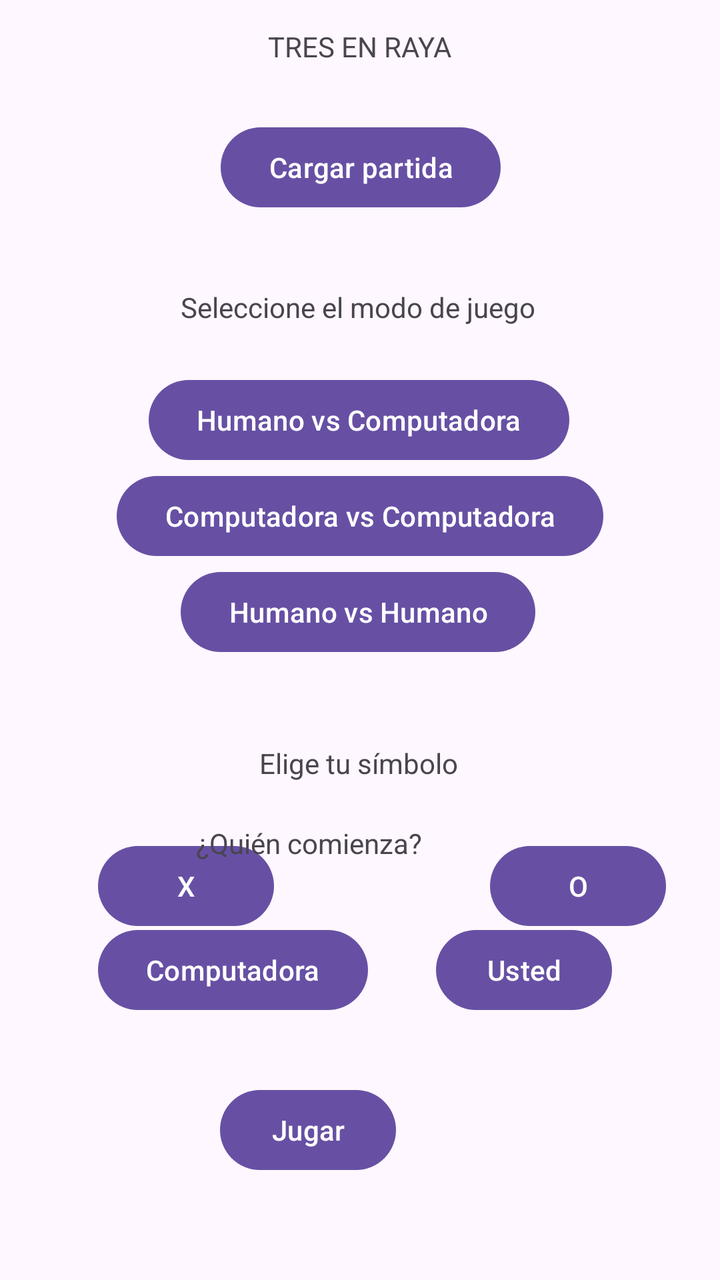
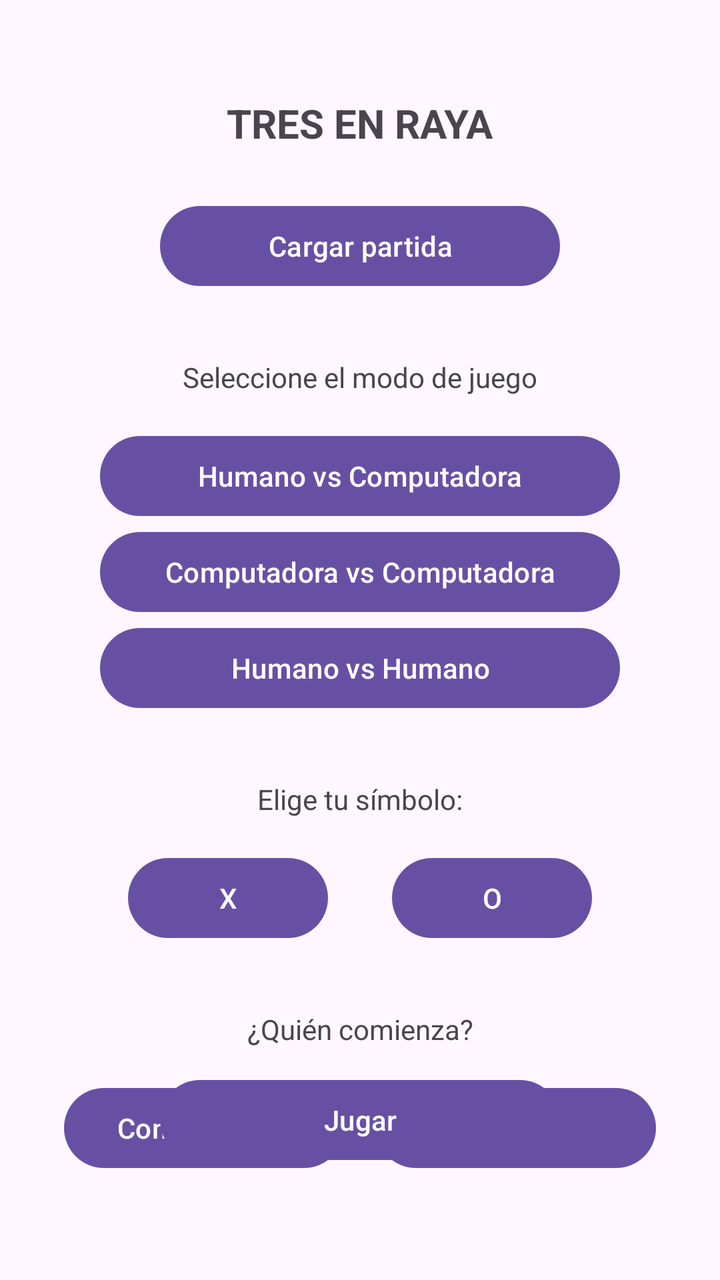

The first picture is an Android layout as it rendered before a commit; the second is the same layout after the commit. The layout source and the unified diff follow.
<!-- AndroidManifest.xml: application theme Theme.Tres_en_raya -->
<!-- res/layout/activity_main.xml -->
<?xml version="1.0" encoding="utf-8"?>
<androidx.constraintlayout.widget.ConstraintLayout xmlns:android="http://schemas.android.com/apk/res/android"
    xmlns:app="http://schemas.android.com/apk/res-auto"
    xmlns:tools="http://schemas.android.com/tools"
    android:id="@+id/main"
    android:layout_width="match_parent"
    android:layout_height="match_parent"
    tools:context=".MainActivity">
    
    <TextView
        android:id="@+id/Titulo"
        android:layout_width="wrap_content"
        android:layout_height="wrap_content"
        android:text="@string/titulo_juego"
        app:layout_constraintBottom_toBottomOf="parent"
        app:layout_constraintEnd_toEndOf="parent"
        app:layout_constraintStart_toStartOf="parent"
        app:layout_constraintTop_toTopOf="parent"
        app:layout_constraintVertical_bias="0.022" />

    <TextView
        android:id="@+id/ElegirSimbolo"
        android:layout_width="wrap_content"
        android:layout_height="wrap_content"
        android:layout_marginTop="372dp"
        android:text="@string/seleccionar_simbolo"
        app:layout_constraintEnd_toEndOf="parent"
        app:layout_constraintHorizontal_bias="0.498"
        app:layout_constraintStart_toStartOf="parent"
        app:layout_constraintTop_toTopOf="parent" />

    <Button
        android:id="@+id/btnO"
        android:layout_width="wrap_content"
        android:layout_height="wrap_content"
        android:layout_marginStart="108dp"
        android:layout_marginTop="28dp"
        android:text="@string/o"
        app:layout_constraintStart_toEndOf="@+id/btnX"
        app:layout_constraintTop_toBottomOf="@+id/ElegirSimbolo" />

    <Button
        android:id="@+id/btnX"
        android:layout_width="wrap_content"
        android:layout_height="wrap_content"
        android:layout_marginStart="49dp"
        android:layout_marginTop="28dp"
        android:layout_marginEnd="47dp"
        android:text="@string/x"
        app:layout_constraintEnd_toEndOf="@+id/btnComputador"
        app:layout_constraintStart_toStartOf="parent"
        app:layout_constraintTop_toBottomOf="@+id/ElegirSimbolo" />

    <TextView
        android:id="@+id/elegirComienzo"
        android:layout_width="wrap_content"
        android:layout_height="wrap_content"
        android:layout_marginEnd="7dp"
        android:layout_marginBottom="30dp"
        android:text="@string/seleccionar_inicio"
        app:layout_constraintBottom_toTopOf="@+id/btnComputador"
        app:layout_constraintEnd_toStartOf="@+id/btnHumano" />

    <Button
        android:id="@+id/btnHumano"
        android:layout_width="wrap_content"
        android:layout_height="wrap_content"
        android:layout_marginTop="30dp"
        android:layout_marginEnd="54dp"
        android:text="@string/humano"
        app:layout_constraintEnd_toEndOf="parent"
        app:layout_constraintTop_toBottomOf="@+id/elegirComienzo" />

    <Button
        android:id="@+id/btnComputador"
        android:layout_width="wrap_content"
        android:layout_height="wrap_content"
        android:layout_marginStart="49dp"
        android:layout_marginBottom="32dp"
        android:text="@string/computadora"
        app:layout_constraintBottom_toTopOf="@+id/btnJugar"
        app:layout_constraintStart_toStartOf="parent" />

    <Button
        android:id="@+id/btnJugar"
        android:layout_width="wrap_content"
        android:layout_height="wrap_content"
        android:layout_marginEnd="20dp"
        android:layout_marginBottom="51dp"
        android:text="@string/jugar"
        app:layout_constraintBottom_toBottomOf="parent"
        app:layout_constraintEnd_toStartOf="@+id/btnHumano" />

    <TextView
        android:id="@+id/seleccionModo"
        android:layout_width="wrap_content"
        android:layout_height="wrap_content"
        android:layout_marginStart="16dp"
        android:layout_marginBottom="23dp"
        android:text="@string/seleccionarModo"
        app:layout_constraintBottom_toTopOf="@+id/btnHvsPC"
        app:layout_constraintStart_toStartOf="@+id/btnHvsPC" />

    <Button
        android:id="@+id/btnHvsPC"
        android:layout_width="wrap_content"
        android:layout_height="wrap_content"
        android:layout_marginStart="16dp"
        android:text="@string/modoHvsPC"
        app:layout_constraintBottom_toTopOf="@+id/btnPCvsPC"
        app:layout_constraintStart_toStartOf="@+id/btnPCvsPC" />

    <Button
        android:id="@+id/btnPCvsPC"
        android:layout_width="wrap_content"
        android:layout_height="wrap_content"
        android:layout_marginTop="234dp"
        android:text="@string/modoPCvsPC"
        app:layout_constraintEnd_toEndOf="parent"
        app:layout_constraintStart_toStartOf="parent"
        app:layout_constraintTop_toTopOf="parent" />

    <Button
        android:id="@+id/btnHvsH"
        android:layout_width="wrap_content"
        android:layout_height="wrap_content"
        android:layout_marginStart="32dp"
        android:text="@string/modoHvsH"
        app:layout_constraintStart_toStartOf="@+id/btnPCvsPC"
        app:layout_constraintTop_toBottomOf="@+id/btnPCvsPC" />

    <Button
        android:id="@+id/btnCargar"
        android:layout_width="wrap_content"
        android:layout_height="wrap_content"
        android:layout_marginStart="20dp"
        android:layout_marginTop="27dp"
        android:text="@string/cargar"
        app:layout_constraintStart_toStartOf="@+id/seleccionModo"
        app:layout_constraintTop_toBottomOf="@+id/Titulo" />

</androidx.constraintlayout.widget.ConstraintLayout>
<!-- resources referenced by this layout -->
<resources>
  <string name="cargar">Cargar partida</string>
  <string name="computadora">Computadora</string>
  <string name="humano">Usted</string>
  <string name="jugar">Jugar</string>
  <string name="modoHvsH">Humano vs Humano</string>
  <string name="modoHvsPC">Humano vs Computadora</string>
  <string name="modoPCvsPC">Computadora vs Computadora</string>
  <string name="o">O</string>
  <string name="seleccionarModo">Seleccione el modo de juego</string>
  <string name="seleccionar_inicio">¿Quién comienza?</string>
  <string name="seleccionar_simbolo">Elige tu símbolo</string>
  <string name="titulo_juego">TRES EN RAYA</string>
  <string name="x">X</string>
  <style name="Theme.Tres_en_raya" parent="Base.Theme.Tres_en_raya" />
  <style name="Base.Theme.Tres_en_raya" parent="Theme.Material3.DayNight.NoActionBar">
          
          
      </style>
</resources>

<!-- the commit's change to res/layout/activity_main.xml (unified diff, before → after) -->
@@ -1,142 +1,147 @@
 <?xml version="1.0" encoding="utf-8"?>
 <androidx.constraintlayout.widget.ConstraintLayout xmlns:android="http://schemas.android.com/apk/res/android"
     xmlns:app="http://schemas.android.com/apk/res-auto"
-    xmlns:tools="http://schemas.android.com/tools"
-    android:id="@+id/main"
     android:layout_width="match_parent"
     android:layout_height="match_parent"
-    tools:context=".MainActivity">
-    
+    android:padding="24dp">
+
     <TextView
         android:id="@+id/Titulo"
         android:layout_width="wrap_content"
         android:layout_height="wrap_content"
-        android:text="@string/titulo_juego"
-        app:layout_constraintBottom_toBottomOf="parent"
+        android:layout_marginTop="24dp"
+        android:text="TRES EN RAYA"
+        android:textSize="20sp"
+        android:textStyle="bold"
         app:layout_constraintEnd_toEndOf="parent"
         app:layout_constraintStart_toStartOf="parent"
-        app:layout_constraintTop_toTopOf="parent"
-        app:layout_constraintVertical_bias="0.022" />
+        app:layout_constraintTop_toTopOf="parent" />
+
+    <Button
+        android:id="@+id/btnCargar"
+        android:layout_width="200dp"
+        android:layout_height="wrap_content"
+        android:layout_marginTop="24dp"
+        android:text="Cargar partida"
+        app:layout_constraintEnd_toEndOf="parent"
+        app:layout_constraintStart_toStartOf="parent"
+        app:layout_constraintTop_toBottomOf="@+id/Titulo" />
+
+    <TextView
+        android:id="@+id/seleccionModo"
+        android:layout_width="wrap_content"
+        android:layout_height="wrap_content"
+        android:layout_marginTop="32dp"
+        android:text="Seleccione el modo de juego"
+        app:layout_constraintEnd_toEndOf="parent"
+        app:layout_constraintStart_toStartOf="parent"
+        app:layout_constraintTop_toBottomOf="@+id/btnCargar" />
+
+    <LinearLayout
+        android:id="@+id/grupoModos"
+        android:layout_width="wrap_content"
+        android:layout_height="wrap_content"
+        android:layout_marginTop="16dp"
+        android:orientation="vertical"
+        app:layout_constraintEnd_toEndOf="parent"
+        app:layout_constraintStart_toStartOf="parent"
+        app:layout_constraintTop_toBottomOf="@+id/seleccionModo">
+
+        <Button
+            android:id="@+id/btnHvsPC"
+            android:layout_width="260dp"
+            android:layout_height="wrap_content"
+            android:text="Humano vs Computadora" />
+
+        <Button
+            android:id="@+id/btnPCvsPC"
+            android:layout_width="260dp"
+            android:layout_height="wrap_content"
+            android:text="Computadora vs Computadora" />
+
+        <Button
+            android:id="@+id/btnHvsH"
+            android:layout_width="260dp"
+            android:layout_height="wrap_content"
+            android:text="Humano vs Humano" />
+    </LinearLayout>
 
     <TextView
         android:id="@+id/ElegirSimbolo"
         android:layout_width="wrap_content"
         android:layout_height="wrap_content"
-        android:layout_marginTop="372dp"
-        android:text="@string/seleccionar_simbolo"
+        android:layout_marginTop="32dp"
+        android:text="Elige tu símbolo:"
         app:layout_constraintEnd_toEndOf="parent"
-        app:layout_constraintHorizontal_bias="0.498"
         app:layout_constraintStart_toStartOf="parent"
-        app:layout_constraintTop_toTopOf="parent" />
+        app:layout_constraintTop_toBottomOf="@+id/grupoModos" />
 
-    <Button
-        android:id="@+id/btnO"
+    <LinearLayout
+        android:id="@+id/grupoSimbolos"
         android:layout_width="wrap_content"
         android:layout_height="wrap_content"
-        android:layout_marginStart="108dp"
-        android:layout_marginTop="28dp"
-        android:text="@string/o"
-        app:layout_constraintStart_toEndOf="@+id/btnX"
-        app:layout_constraintTop_toBottomOf="@+id/ElegirSimbolo" />
+        android:layout_marginTop="16dp"
+        android:orientation="horizontal"
+        app:layout_constraintEnd_toEndOf="parent"
+        app:layout_constraintStart_toStartOf="parent"
+        app:layout_constraintTop_toBottomOf="@+id/ElegirSimbolo">
 
-    <Button
-        android:id="@+id/btnX"
-        android:layout_width="wrap_content"
-        android:layout_height="wrap_content"
-        android:layout_marginStart="49dp"
-        android:layout_marginTop="28dp"
-        android:layout_marginEnd="47dp"
-        android:text="@string/x"
-        app:layout_constraintEnd_toEndOf="@+id/btnComputador"
-        app:layout_constraintStart_toStartOf="parent"
-        app:layout_constraintTop_toBottomOf="@+id/ElegirSimbolo" />
+        <Button
+            android:id="@+id/btnX"
+            android:layout_width="100dp"
+            android:layout_height="wrap_content"
+            android:layout_marginEnd="32dp"
+            android:text="X" />
+
+        <Button
+            android:id="@+id/btnO"
+            android:layout_width="100dp"
+            android:layout_height="wrap_content"
+            android:text="O" />
+    </LinearLayout>
 
     <TextView
         android:id="@+id/elegirComienzo"
         android:layout_width="wrap_content"
         android:layout_height="wrap_content"
-        android:layout_marginEnd="7dp"
-        android:layout_marginBottom="30dp"
-        android:text="@string/seleccionar_inicio"
-        app:layout_constraintBottom_toTopOf="@+id/btnComputador"
-        app:layout_constraintEnd_toStartOf="@+id/btnHumano" />
+        android:layout_marginTop="32dp"
+        android:text="¿Quién comienza?"
+        app:layout_constraintEnd_toEndOf="parent"
+        app:layout_constraintStart_toStartOf="parent"
+        app:layout_constraintTop_toBottomOf="@+id/grupoSimbolos" />
 
-    <Button
-        android:id="@+id/btnHumano"
+      <LinearLayout
+        android:id="@+id/grupoComienza"
         android:layout_width="wrap_content"
         android:layout_height="wrap_content"
-        android:layout_marginTop="30dp"
-        android:layout_marginEnd="54dp"
-        android:text="@string/humano"
+        android:layout_marginTop="16dp"
+        android:orientation="horizontal"
         app:layout_constraintEnd_toEndOf="parent"
-        app:layout_constraintTop_toBottomOf="@+id/elegirComienzo" />
+        app:layout_constraintStart_toStartOf="parent"
+        app:layout_constraintTop_toBottomOf="@+id/elegirComienzo">
 
-    <Button
-        android:id="@+id/btnComputador"
-        android:layout_width="wrap_content"
-        android:layout_height="wrap_content"
-        android:layout_marginStart="49dp"
-        android:layout_marginBottom="32dp"
-        android:text="@string/computadora"
-        app:layout_constraintBottom_toTopOf="@+id/btnJugar"
-        app:layout_constraintStart_toStartOf="parent" />
+        <Button
+            android:id="@+id/btnComputador"
+            android:layout_width="140dp"
+            android:layout_height="wrap_content"
+            android:layout_marginEnd="16dp"
+            android:text="Computadora" />
+
+        <Button
+            android:id="@+id/btnHumano"
+            android:layout_width="140dp"
+            android:layout_height="wrap_content"
+            android:text="Usted" />
+    </LinearLayout>
 
     <Button
         android:id="@+id/btnJugar"
-        android:layout_width="wrap_content"
+        android:layout_width="200dp"
         android:layout_height="wrap_content"
-        android:layout_marginEnd="20dp"
-        android:layout_marginBottom="51dp"
-        android:text="@string/jugar"
+        android:layout_marginBottom="32dp"
+        android:text="Jugar"
         app:layout_constraintBottom_toBottomOf="parent"
-        app:layout_constraintEnd_toStartOf="@+id/btnHumano" />
-
-    <TextView
-        android:id="@+id/seleccionModo"
-        android:layout_width="wrap_content"
-        android:layout_height="wrap_content"
-        android:layout_marginStart="16dp"
-        android:layout_marginBottom="23dp"
-        android:text="@string/seleccionarModo"
-        app:layout_constraintBottom_toTopOf="@+id/btnHvsPC"
-        app:layout_constraintStart_toStartOf="@+id/btnHvsPC" />
-
-    <Button
-        android:id="@+id/btnHvsPC"
-        android:layout_width="wrap_content"
-        android:layout_height="wrap_content"
-        android:layout_marginStart="16dp"
-        android:text="@string/modoHvsPC"
-        app:layout_constraintBottom_toTopOf="@+id/btnPCvsPC"
-        app:layout_constraintStart_toStartOf="@+id/btnPCvsPC" />
-
-    <Button
-        android:id="@+id/btnPCvsPC"
-        android:layout_width="wrap_content"
-        android:layout_height="wrap_content"
-        android:layout_marginTop="234dp"
-        android:text="@string/modoPCvsPC"
         app:layout_constraintEnd_toEndOf="parent"
-        app:layout_constraintStart_toStartOf="parent"
-        app:layout_constraintTop_toTopOf="parent" />
-
-    <Button
-        android:id="@+id/btnHvsH"
-        android:layout_width="wrap_content"
-        android:layout_height="wrap_content"
-        android:layout_marginStart="32dp"
-        android:text="@string/modoHvsH"
-        app:layout_constraintStart_toStartOf="@+id/btnPCvsPC"
-        app:layout_constraintTop_toBottomOf="@+id/btnPCvsPC" />
-
-    <Button
-        android:id="@+id/btnCargar"
-        android:layout_width="wrap_content"
-        android:layout_height="wrap_content"
-        android:layout_marginStart="20dp"
-        android:layout_marginTop="27dp"
-        android:text="@string/cargar"
-        app:layout_constraintStart_toStartOf="@+id/seleccionModo"
-        app:layout_constraintTop_toBottomOf="@+id/Titulo" />
+        app:layout_constraintStart_toStartOf="parent" />
 
 </androidx.constraintlayout.widget.ConstraintLayout>
<!-- resource entries referenced after the edit -->
@@ -1,18 +1,5 @@
 <!-- resources referenced by this layout -->
 <resources>
-  <string name="cargar">Cargar partida</string>
-  <string name="computadora">Computadora</string>
-  <string name="humano">Usted</string>
-  <string name="jugar">Jugar</string>
-  <string name="modoHvsH">Humano vs Humano</string>
-  <string name="modoHvsPC">Humano vs Computadora</string>
-  <string name="modoPCvsPC">Computadora vs Computadora</string>
-  <string name="o">O</string>
-  <string name="seleccionarModo">Seleccione el modo de juego</string>
-  <string name="seleccionar_inicio">¿Quién comienza?</string>
-  <string name="seleccionar_simbolo">Elige tu símbolo</string>
-  <string name="titulo_juego">TRES EN RAYA</string>
-  <string name="x">X</string>
   <style name="Theme.Tres_en_raya" parent="Base.Theme.Tres_en_raya" />
   <style name="Base.Theme.Tres_en_raya" parent="Theme.Material3.DayNight.NoActionBar">
           
